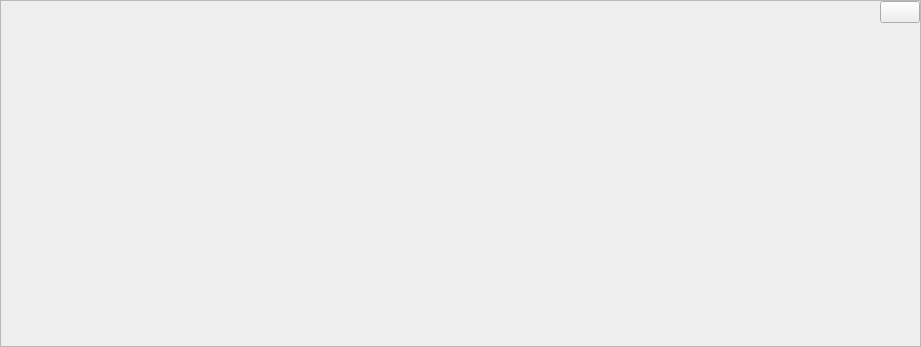
This is src/gui/Dlg/splash_screen.ui in LaM0uette/PySide6_Blank_Project_demo as Qt 5 draws it before an edit. The edited form follows.
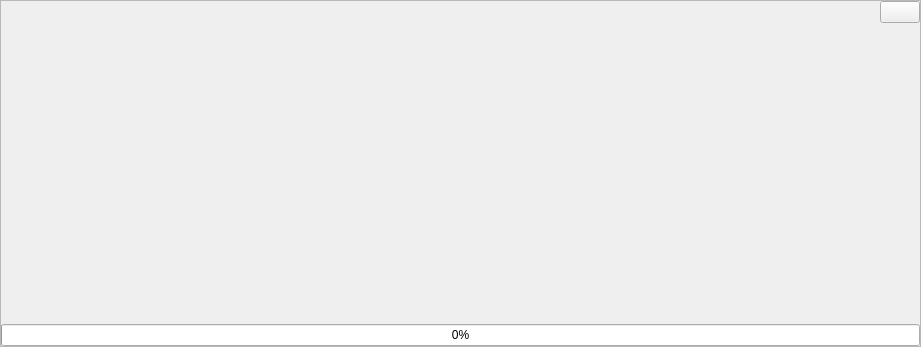
This is the edited form.

Commit message: creation fenetre chargement

```diff
--- a/src/gui/Dlg/splash_screen.ui
+++ b/src/gui/Dlg/splash_screen.ui
@@ -118,6 +118,13 @@
            </property>
           </spacer>
          </item>
+         <item>
+          <widget class="QProgressBar" name="progressBar">
+           <property name="value">
+            <number>0</number>
+           </property>
+          </widget>
+         </item>
         </layout>
        </widget>
       </item>
```
The commit also changes 3 other files.
